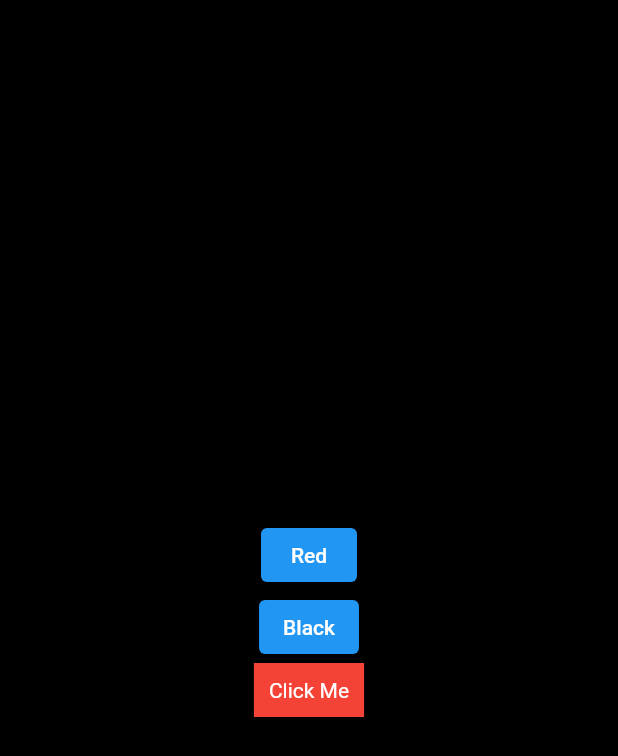
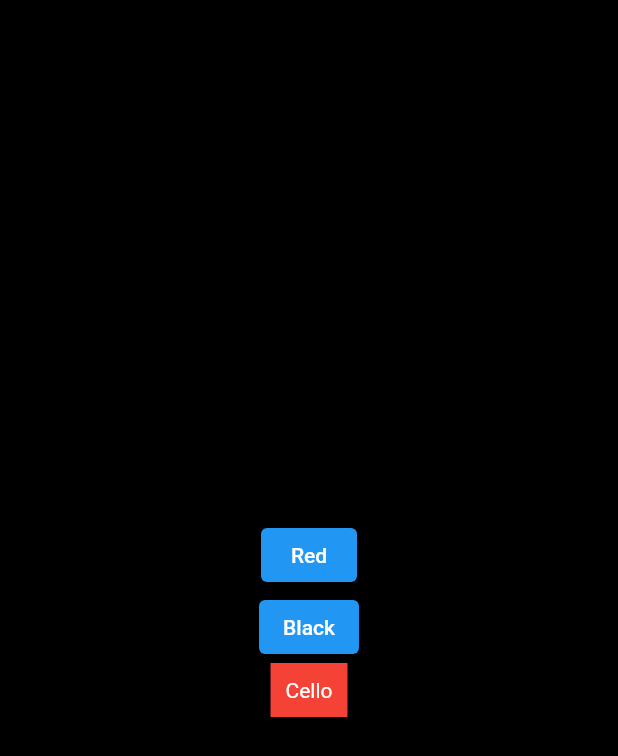
Before and after one commit to shreyash-jain/fluttersummertraining, a Flutter app: the screen it shows after launch, on a phone screen of 412 x 824 dp. Shown: the top 756 px of the screen. Run offline on Flutter 3.47's test engine with Material 2 defaults, Android fonts, the phone set to English and light mode, and no system bars.

Commit message:
added button with parameters

```diff
--- a/lib/main.dart
+++ b/lib/main.dart
@@ -93,7 +93,7 @@ class ToggleWorkingState extends State<ToggleWorking> {
                   print(6);
                 },
               ),
-              MyButton()
+              MyButton(buttonText: "Cello",)
             ],
           ),
         ),
@@ -102,19 +102,17 @@ class ToggleWorkingState extends State<ToggleWorking> {
   }
 }
 
-class MyButton extends StatefulWidget {
-  @override
-  State<StatefulWidget> createState() {
-    return MyButtonState();
-  }
-}
-
-class MyButtonState extends State<MyButton> {
-
+class MyButton extends StatelessWidget {
+  MyButton({this.buttonText = "Hello"});
+  final String buttonText;
   @override
   Widget build(BuildContext context) {
     return Container(
-      color: Colors.red,
-        padding: const EdgeInsets.all(10), child: Text("Click Me", style: TextStyle(color: Colors.white),));
+        color: Colors.red,
+        padding: const EdgeInsets.all(10),
+        child: Text(
+          buttonText,
+          style: TextStyle(color: Colors.white),
+        ));
   }
 }
```
Also changed, not shown: public/fonts/fa-brands-400.svg (added), public/fonts/fa-brands-400.ttf (added), public/fonts/fa-regular-400.svg (added), public/fonts/fa-regular-400.ttf (added), public/fonts/fa-solid-900.svg (added), public/fonts/fa-solid-900.ttf (added), 12 other files.
